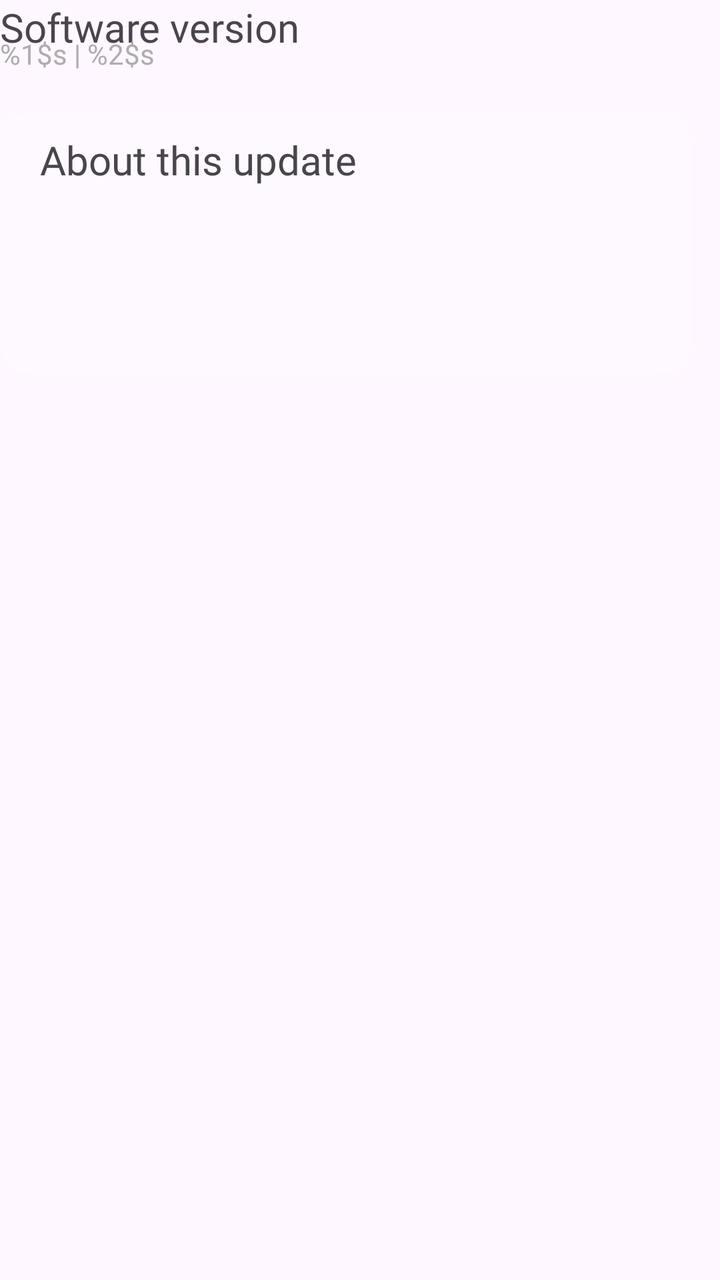
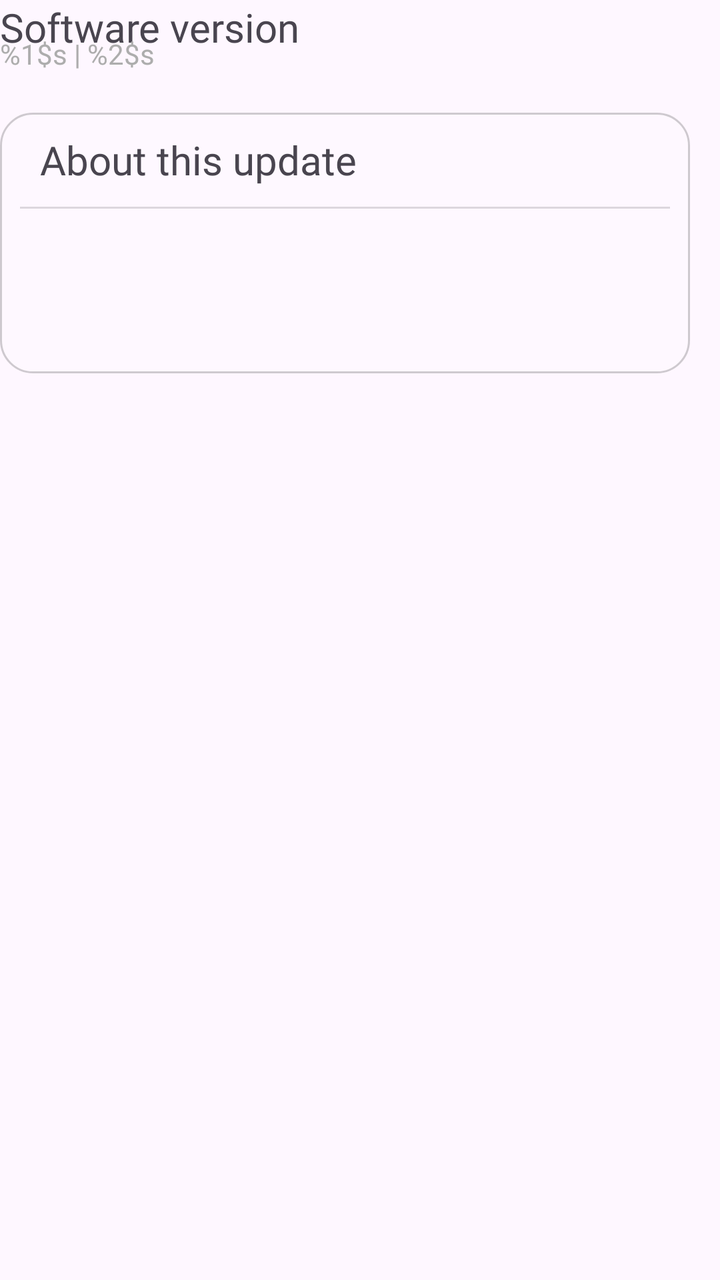

The first picture is an Android layout as it rendered before a commit; the second is the same layout after the commit. The layout source and the unified diff follow.
<!-- AndroidManifest.xml: application theme Base.Theme.NullUpdates -->
<!-- res/layout/update_available.xml -->
<?xml version="1.0" encoding="utf-8"?>
<LinearLayout xmlns:android="http://schemas.android.com/apk/res/android"
    xmlns:tools="http://schemas.android.com/tools"
    android:layout_width="match_parent"
    android:layout_height="wrap_content"
    android:layout_marginStart="19dp"
    android:layout_marginTop="10dp"
    android:orientation="vertical"
    tools:context=".UpdatesAvailable">
    <TextView
        android:layout_width="wrap_content"
        android:layout_height="wrap_content"
        android:textSize="20sp"
        android:fontFamily="@font/san_frans_display"
        android:text="@string/soft_ver"/>
    <TextView
        android:layout_width="wrap_content"
        android:layout_height="wrap_content"
        android:layout_marginTop="-10dp"
        android:layout_marginBottom="20dp"
        android:textSize="14sp"
        android:textColor="@color/light_gray"
        android:fontFamily="@font/san_frans"
        android:text="@string/versionAndSize"/>
    <LinearLayout
        android:layout_width="match_parent"
        android:layout_height="wrap_content"
        android:layout_marginEnd="15dp"
        android:orientation="vertical"
        android:background="@drawable/interactive_card">
        <TextView
            android:layout_width="wrap_content"
            android:layout_height="wrap_content"
            android:layout_marginStart="20dp"
            android:layout_marginTop="10dp"
            android:layout_marginBottom="10dp"
            android:fontFamily="@font/san_frans_pro_display_med"
            android:textSize="20sp"
            android:text="@string/about_version_header" />
        <View
            android:layout_width="match_parent"
            android:layout_height="1dp"
            android:layout_marginStart="10dp"
            android:layout_marginEnd="10dp"
            android:layout_marginBottom="10dp"
            android:background="#22FFFFFF" />
        <TextView
            android:id="@+id/changelogHeader"
            android:layout_width="wrap_content"
            android:layout_height="wrap_content"
            android:layout_marginStart="20dp"
            android:layout_marginBottom="5dp"
            android:layout_marginEnd="20dp"
            android:textSize="20sp"
            android:fontFamily="@font/san_frans_pro_display_med" />
        <TextView
            android:id="@+id/changelogText"
            android:layout_width="wrap_content"
            android:layout_height="wrap_content"
            android:layout_marginStart="20dp"
            android:layout_marginBottom="20dp"
            android:layout_marginEnd="20dp"
            android:textSize="15sp"
            android:fontFamily="@font/san_frans_pro_display_med" />
    </LinearLayout>
</LinearLayout>
<!-- resources referenced by this layout -->
<resources>
  <color name="light_gray">#ADADAD</color>
  <!-- drawable interactive_card (drawable) -->
  <?xml version="1.0" encoding="utf-8"?>
  <shape xmlns:android="http://schemas.android.com/apk/res/android">
      <solid android:color="#20FFFFFF"/>
      <corners android:radius="16dp"/>
      <stroke
          android:width="1dp"
          android:color="#30FFFFFF"/>
  </shape>
  <string name="about_version_header">About this update</string>
  <string name="soft_ver">Software version</string>
  <string name="versionAndSize">%1$s | %2$s</string>
  <style name="Base.Theme.NullUpdates" parent="Theme.Material3.DayNight.NoActionBar">
          <item name="backgroundColor">@color/white</item>
      </style>
  <color name="white">#FFFFFF</color>
</resources>

<!-- the commit's change to res/layout/update_available.xml (unified diff, before → after) -->
@@ -19,7 +19,7 @@
         android:layout_marginTop="-10dp"
         android:layout_marginBottom="20dp"
         android:textSize="14sp"
-        android:textColor="@color/light_gray"
+        android:textColor="#ADADAD"
         android:fontFamily="@font/san_frans"
         android:text="@string/versionAndSize"/>
     <LinearLayout
@@ -43,7 +43,7 @@
             android:layout_marginStart="10dp"
             android:layout_marginEnd="10dp"
             android:layout_marginBottom="10dp"
-            android:background="#22FFFFFF" />
+            android:background="?attr/dividerColor" />
         <TextView
             android:id="@+id/changelogHeader"
             android:layout_width="wrap_content"
<!-- resource entries referenced after the edit -->
@@ -1,6 +1,5 @@
 <!-- resources referenced by this layout -->
 <resources>
-  <color name="light_gray">#ADADAD</color>
   <!-- drawable interactive_card (drawable) -->
   <?xml version="1.0" encoding="utf-8"?>
   <shape xmlns:android="http://schemas.android.com/apk/res/android">
@@ -8,14 +7,16 @@
       <corners android:radius="16dp"/>
       <stroke
           android:width="1dp"
-          android:color="#30FFFFFF"/>
+          android:color="?attr/interactiveCardStroke"/>
   </shape>
   <string name="about_version_header">About this update</string>
   <string name="soft_ver">Software version</string>
   <string name="versionAndSize">%1$s | %2$s</string>
   <style name="Base.Theme.NullUpdates" parent="Theme.Material3.DayNight.NoActionBar">
-          <item name="backgroundColor">@color/white</item>
+          <item name="backgroundColor">@android:color/white</item>
+          <item name="interactiveCard">#20000000</item>
+          <item name="interactiveCardStroke">#30000000</item>
+          <item name="dividerColor">#22000000</item>
       </style>
-  <color name="white">#FFFFFF</color>
 </resources>
 
